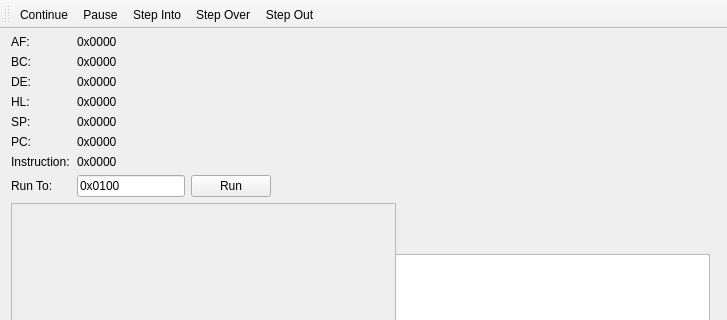
This is qt_wrap/src/debuggerwindow.ui in joshgamer474/GBCEmulator as Qt 5 draws it before an edit; both pictures show x 0 to 727 and y 0 to 320 of the 727 by 578 pixel window. The edited form follows.
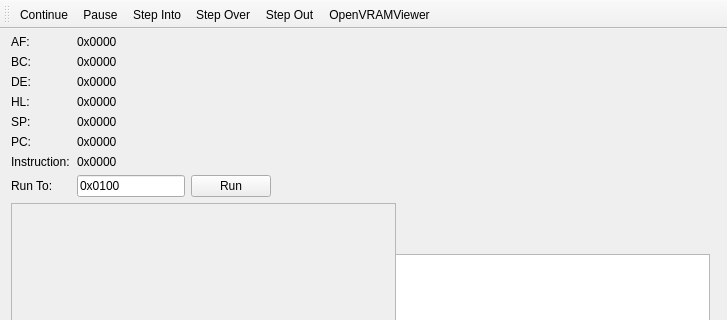
This is the edited form. Icons and pictures are not drawn.

Commit message: Added VRAM Viewer window to Debugger, added VRAM Tile showing to VRAM Viewer to help make debugging easier and find mistakes, fixed issue in GPU::renderLineTwo() where the tile_num_block that gets used can apparently be updated mid-frame which now allows Dr. Mario to load its start-up screen successfully and not messed up (git status)

```diff
--- a/qt_wrap/src/debuggerwindow.ui
+++ b/qt_wrap/src/debuggerwindow.ui
@@ -344,6 +344,9 @@
    <property name="windowTitle">
     <string>toolBar</string>
    </property>
+   <property name="layoutDirection">
+    <enum>Qt::LeftToRight</enum>
+   </property>
    <attribute name="toolBarArea">
     <enum>TopToolBarArea</enum>
    </attribute>
@@ -355,6 +358,7 @@
    <addaction name="actionStep_Into"/>
    <addaction name="actionStep_Over"/>
    <addaction name="actionStep_Out"/>
+   <addaction name="actionOpenVRAMViewer"/>
   </widget>
   <action name="actionOpen_ROM">
    <property name="text">
@@ -444,6 +448,11 @@
     <string>Pause</string>
    </property>
   </action>
+  <action name="actionOpenVRAMViewer">
+   <property name="text">
+    <string>OpenVRAMViewer</string>
+   </property>
+  </action>
  </widget>
  <layoutdefault spacing="6" margin="11"/>
  <resources/>
```
The commit also changes 12 other files.
